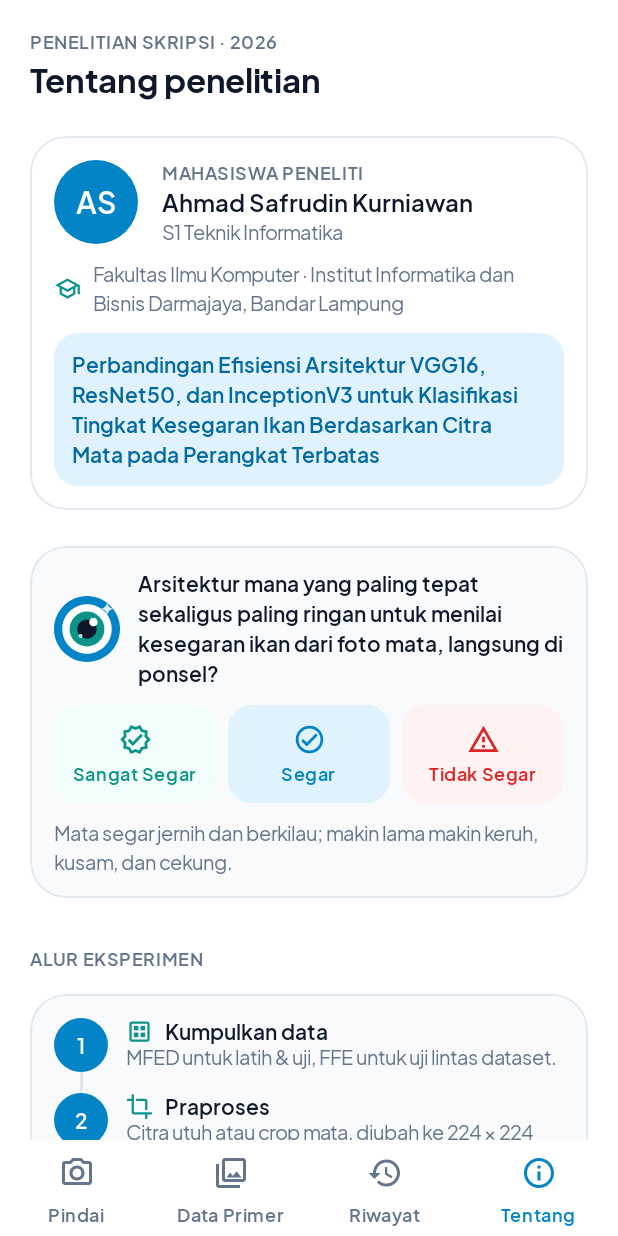
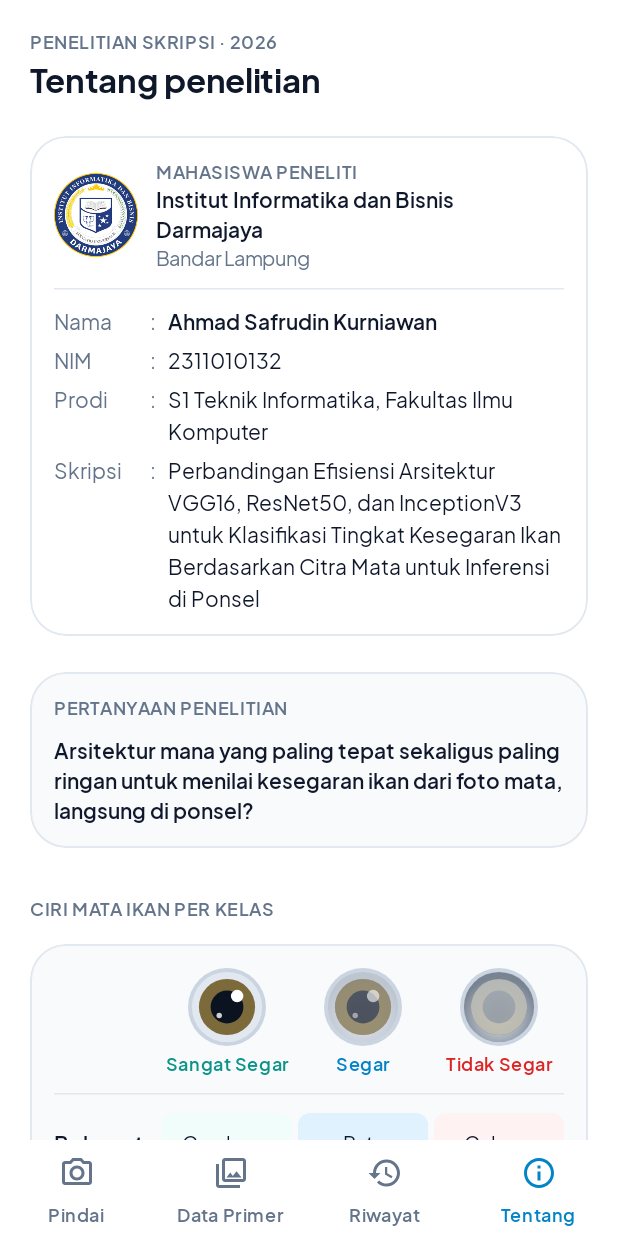
Before and after one commit to ahmdsyfk/klasifikasi-kesegaran-ikan, an Android app built with Jetpack Compose: the AboutScreen screen opened through its navigation route, on a phone screen of 412 x 824 dp. Run offline under Robolectric (Android 15) with nearby library versions, the phone set to English and light mode, and no system bars; our stand-ins replace Compose Multiplatform resources, Material 3 Expressive styles (plain Material 3 is drawn); libraries missing offline, so code that uses them is left out: androidx.camera.compose, androidx.camera.core, androidx.camera.lifecycle, io.github.jan.supabase; 1 statement that could not run was skipped.

Commit message:
Tentang: tabel identitas mahasiswa dengan logo Darmajaya, tabel ciri mata per kelas, tanpa istilah perangkat terbatas

```diff
--- a/mobile/shared/src/commonMain/kotlin/id/fishfresh/ui/screens/AboutScreen.kt
+++ b/mobile/shared/src/commonMain/kotlin/id/fishfresh/ui/screens/AboutScreen.kt
@@ -1,6 +1,14 @@
 package id.fishfresh.ui.screens
 
 import androidx.compose.foundation.Image
+import androidx.compose.foundation.Canvas
+import androidx.compose.foundation.layout.Spacer
+import androidx.compose.ui.geometry.Offset
+import androidx.compose.ui.graphics.Brush
+import id.fishfresh.resources.Res
+import id.fishfresh.resources.logo_darmajaya
+import id.fishfresh.ui.components.Hairline
+import org.jetbrains.compose.resources.painterResource
 import androidx.compose.foundation.background
 import androidx.compose.foundation.border
 import androidx.compose.foundation.layout.Arrangement
@@ -27,7 +35,6 @@ import androidx.compose.material.icons.outlined.Dataset
 import androidx.compose.material.icons.outlined.Lock
 import androidx.compose.material.icons.outlined.Memory
 import androidx.compose.material.icons.outlined.PhoneAndroid
-import androidx.compose.material.icons.outlined.School
 import androidx.compose.material.icons.outlined.Speed
 import androidx.compose.material.icons.outlined.Storefront
 import androidx.compose.material.icons.outlined.SyncAlt
@@ -45,13 +52,11 @@ import androidx.compose.ui.text.style.TextAlign
 import androidx.compose.ui.unit.dp
 import id.fishfresh.domain.FreshnessClass
 import id.fishfresh.ui.components.Eyebrow
-import id.fishfresh.ui.components.FishLogo
 import id.fishfresh.ui.components.Panel
 import id.fishfresh.ui.components.PlainIcon
 import id.fishfresh.ui.components.ScreenColumn
 import id.fishfresh.ui.components.ScreenHeader
 import id.fishfresh.ui.components.Section
-import id.fishfresh.ui.components.icon
 import id.fishfresh.ui.theme.Palette
 import id.fishfresh.ui.theme.Space
 import id.fishfresh.ui.theme.color
@@ -67,6 +72,7 @@ fun AboutScreen() = ScreenColumn {
     ScreenHeader("Tentang penelitian", eyebrow = "Penelitian skripsi · 2026")
     StudentCard()
     QuestionCard()
+    Section(title = "Ciri mata ikan per kelas") { EyeTraits() }
     Section(title = "Alur eksperimen") { Pipeline() }
     Section(title = "Data") { DataBlock() }
     Section(title = "Tiga arsitektur CNN") { Architectures() }
@@ -80,58 +86,112 @@ fun AboutScreen() = ScreenColumn {
 
 @Composable
 private fun StudentCard() = Panel(color = Color.White) {
-    Row(verticalAlignment = Alignment.CenterVertically, horizontalArrangement = Arrangement.spacedBy(Space.l)) {
-        Box(Modifier.size(56.dp).clip(CircleShape).background(Palette.Primary), contentAlignment = Alignment.Center) {
-            Text("AS", style = MaterialTheme.typography.titleLarge, color = Color.White)
-        }
+    Row(verticalAlignment = Alignment.CenterVertically, horizontalArrangement = Arrangement.spacedBy(Space.m)) {
+        Image(painterResource(Res.drawable.logo_darmajaya), "Logo IIB Darmajaya", Modifier.size(56.dp))
         Column(Modifier.weight(1f), verticalArrangement = Arrangement.spacedBy(2.dp)) {
             Eyebrow("Mahasiswa peneliti")
-            Text("Ahmad Safrudin Kurniawan", style = MaterialTheme.typography.titleMedium)
-            Text("S1 Teknik Informatika", style = MaterialTheme.typography.bodySmall, color = Palette.TextMuted)
+            Text("Institut Informatika dan Bisnis Darmajaya", style = MaterialTheme.typography.titleSmall)
+            Text("Bandar Lampung", style = MaterialTheme.typography.bodySmall, color = Palette.TextMuted)
         }
     }
-    Row(verticalAlignment = Alignment.CenterVertically, horizontalArrangement = Arrangement.spacedBy(Space.s)) {
-        PlainIcon(Icons.Outlined.School, Palette.Accent, 18.dp)
-        Text(
-            "Fakultas Ilmu Komputer · Institut Informatika dan Bisnis Darmajaya, Bandar Lampung",
-            style = MaterialTheme.typography.bodySmall, color = Palette.TextMuted,
+    Hairline()
+    Column(verticalArrangement = Arrangement.spacedBy(Space.s)) {
+        IdRow("Nama", "Ahmad Safrudin Kurniawan", strong = true)
+        IdRow("NIM", "2311010132")
+        IdRow("Prodi", "S1 Teknik Informatika, Fakultas Ilmu Komputer")
+        IdRow(
+            "Skripsi",
+            "Perbandingan Efisiensi Arsitektur VGG16, ResNet50, dan InceptionV3 untuk Klasifikasi Tingkat " +
+                "Kesegaran Ikan Berdasarkan Citra Mata untuk Inferensi di Ponsel",
         )
     }
-    Box(Modifier.fillMaxWidth().clip(MaterialTheme.shapes.medium).background(Palette.SoftAccent).padding(Space.m)) {
+}
+
+@Composable
+private fun IdRow(key: String, value: String, strong: Boolean = false) = Row {
+    Text(key, Modifier.width(64.dp), style = MaterialTheme.typography.bodyMedium, color = Palette.TextMuted)
+    Text(":", Modifier.width(12.dp), style = MaterialTheme.typography.bodyMedium, color = Palette.TextMuted)
     Text(
-            "Perbandingan Efisiensi Arsitektur VGG16, ResNet50, dan InceptionV3 untuk Klasifikasi Tingkat " +
-                "Kesegaran Ikan Berdasarkan Citra Mata pada Perangkat Terbatas",
-            style = MaterialTheme.typography.titleSmall, color = Palette.PrimaryPressed,
+        value, Modifier.weight(1f),
+        style = if (strong) MaterialTheme.typography.titleSmall else MaterialTheme.typography.bodyMedium,
     )
-    }
 }
 
 /* ---------- Pertanyaan ---------- */
 
 @Composable
 private fun QuestionCard() = Panel {
-    Row(verticalAlignment = Alignment.CenterVertically, horizontalArrangement = Arrangement.spacedBy(Space.m)) {
-        Image(FishLogo, null, Modifier.size(44.dp))
+    Eyebrow("Pertanyaan penelitian")
     Text(
         "Arsitektur mana yang paling tepat sekaligus paling ringan untuk menilai kesegaran ikan dari foto mata, langsung di ponsel?",
-            Modifier.weight(1f), style = MaterialTheme.typography.titleSmall,
+        style = MaterialTheme.typography.titleSmall,
     )
 }
-    Row(horizontalArrangement = Arrangement.spacedBy(Space.s)) {
+
+/* ---------- Ciri mata per kelas ---------- */
+
+private val features = listOf(
+    "Bola mata" to listOf("Cembung", "Rata", "Cekung"),
+    "Kornea" to listOf("Jernih", "Agak keruh", "Keruh, putih susu"),
+    "Pupil" to listOf("Hitam pekat", "Agak keabuan", "Kelabu"),
+    "Kilau" to listOf("Cemerlang", "Agak redup", "Kusam"),
+)
+
+/** Tabel pembanding: kolom = kelas (dengan ilustrasi mata), baris = bagian mata yang diamati. */
+@Composable
+private fun EyeTraits() {
+    Row(horizontalArrangement = Arrangement.spacedBy(Space.xs)) {
+        Spacer(Modifier.width(68.dp))
         FreshnessClass.entries.forEach { c ->
-            Column(
-                Modifier.weight(1f).clip(MaterialTheme.shapes.medium).background(c.softColor()).padding(vertical = Space.m),
-                horizontalAlignment = Alignment.CenterHorizontally, verticalArrangement = Arrangement.spacedBy(Space.xs),
-            ) {
-                PlainIcon(c.icon(), c.color(), 22.dp)
-                Text(c.labelId, style = MaterialTheme.typography.labelMedium, color = c.color())
+            Column(Modifier.weight(1f), horizontalAlignment = Alignment.CenterHorizontally, verticalArrangement = Arrangement.spacedBy(Space.xs)) {
+                EyeIllustration(c, Modifier.size(52.dp))
+                Text(c.labelId, style = MaterialTheme.typography.labelMedium, color = c.color(), textAlign = TextAlign.Center)
+            }
+        }
+    }
+    features.forEach { (part, vals) ->
+        Hairline()
+        Row(verticalAlignment = Alignment.CenterVertically, horizontalArrangement = Arrangement.spacedBy(Space.xs)) {
+            Text(part, Modifier.width(68.dp), style = MaterialTheme.typography.titleSmall)
+            vals.forEachIndexed { i, v ->
+                val c = FreshnessClass.entries[i]
+                Box(
+                    Modifier.weight(1f).heightIn(min = 40.dp).clip(RoundedCornerShape(8.dp)).background(c.softColor()).padding(Space.xs),
+                    contentAlignment = Alignment.Center,
+                ) { Text(v, style = MaterialTheme.typography.bodySmall, textAlign = TextAlign.Center) }
             }
         }
     }
     Text(
-        "Mata segar jernih dan berkilau; makin lama makin keruh, kusam, dan cekung.",
+        "Gambaran umum dari uji organoleptik mata ikan (SNI 2729:2013) dan Muchtar dkk. (2024). Model belajar " +
+            "membedakan perubahan ini langsung dari foto.",
         style = MaterialTheme.typography.bodySmall, color = Palette.TextMuted,
     )
+}
+
+/** Ilustrasi mata: makin tidak segar, kornea makin berkabut, kilau hilang, dan bola mata tampak cekung. */
+@Composable
+private fun EyeIllustration(c: FreshnessClass, modifier: Modifier = Modifier) = Canvas(modifier) {
+    val r = size.minDimension / 2f
+    val o = center
+    val (haze, glint, sunken) = when (c) {
+        FreshnessClass.HIGHLY_FRESH -> Triple(0f, 1f, 0f)
+        FreshnessClass.FRESH -> Triple(0.28f, 0.6f, 0.35f)
+        FreshnessClass.NOT_FRESH -> Triple(0.62f, 0f, 1f)
+    }
+    drawCircle(Color(0xFFCBD5E1), r, o)                                   // tepi rongga mata
+    drawCircle(Color(0xFFE2E8F0), r * 0.9f, o)                            // sklera
+    drawCircle(Color(0xFF7C6A3A), r * 0.72f, o)                           // iris
+    drawCircle(Color(0xFF0B1220), r * 0.42f, o)                           // pupil
+    if (sunken > 0f) drawCircle(                                         // bayangan cekung di tepi atas
+        Brush.radialGradient(listOf(Color.Transparent, Color(0x99334155)), center = o.copy(y = o.y + r * 0.25f), radius = r),
+        r * 0.9f, o, alpha = sunken,
+    )
+    if (haze > 0f) drawCircle(Color(0xFFF1F5F9), r * 0.72f, o, alpha = haze) // kornea keruh
+    if (glint > 0f) {
+        drawCircle(Color.White, r * 0.16f, Offset(o.x + r * 0.26f, o.y - r * 0.28f), alpha = glint)
+        drawCircle(Color.White, r * 0.07f, Offset(o.x - r * 0.2f, o.y + r * 0.22f), alpha = glint * 0.8f)
+    }
 }
 
 /* ---------- Alur ---------- */
@@ -139,10 +199,10 @@ private fun QuestionCard() = Panel {
 private data class Step(val icon: ImageVector, val title: String, val desc: String)
 
 private val steps = listOf(
-    Step(Icons.Outlined.Dataset, "Kumpulkan data", "MFED untuk latih & uji, FFE untuk uji lintas dataset."),
+    Step(Icons.Outlined.Dataset, "Kumpulkan data", "MFED untuk latih dan uji, FFE untuk uji lintas dataset."),
     Step(Icons.Outlined.Crop, "Praproses", "Citra utuh atau crop mata, diubah ke 224 × 224 piksel."),
     Step(Icons.Outlined.Memory, "Latih 3 CNN", "VGG16, ResNet50, InceptionV3 dengan transfer learning."),
-    Step(Icons.Outlined.Analytics, "Uji & bandingkan", "Kinerja di MFED, ketahanan di FFE, dan efisiensi."),
+    Step(Icons.Outlined.Analytics, "Uji dan bandingkan", "Kinerja di MFED, ketahanan di FFE, dan efisiensi."),
     Step(Icons.Outlined.PhoneAndroid, "Jalankan di ponsel", "Model terbaik dipakai aplikasi ini, tanpa internet."),
     Step(Icons.Outlined.Storefront, "Validasi lapangan", "Diuji pada foto ikan dari pasar (data primer)."),
 )
@@ -298,8 +358,8 @@ private fun Measures() {
     val items = listOf(
         Triple(Icons.Outlined.Analytics, "Kinerja", "Accuracy, precision, recall, F1 macro, confusion matrix"),
         Triple(Icons.Outlined.SyncAlt, "Generalisasi", "ΔF1 = F1 MFED − F1 FFE; makin kecil makin stabil"),
-        Triple(Icons.Outlined.Speed, "Efisiensi", "Parameter, ukuran berkas, waktu latih & inferensi (CPU 4 thread), memori"),
-        Triple(Icons.Outlined.Visibility, "Interpretasi", "Grad-CAM: apakah model melihat kornea & pupil"),
+        Triple(Icons.Outlined.Speed, "Efisiensi", "Parameter, ukuran berkas, waktu latih, waktu inferensi (CPU 4 thread), memori"),
+        Triple(Icons.Outlined.Visibility, "Interpretasi", "Grad-CAM: apakah model melihat kornea dan pupil"),
     )
     Column(verticalArrangement = Arrangement.spacedBy(Space.s)) {
         items.chunked(2).forEach { pair ->
--- a/mobile/shared/src/commonMain/kotlin/id/fishfresh/ui/screens/CollectScreen.kt
+++ b/mobile/shared/src/commonMain/kotlin/id/fishfresh/ui/screens/CollectScreen.kt
@@ -141,7 +141,7 @@ fun CollectScreen(vm: CollectViewModel, onAdjust: () -> Unit, onAgain: (sameFish
                 verticalArrangement = Arrangement.spacedBy(Space.m),
             ) {
                 ContainedLoadingIndicator(Modifier.size(80.dp))
-                Text("Menyimpan & menjalankan model…", style = MaterialTheme.typography.bodyMedium)
+                Text("Menyimpan dan menjalankan model…", style = MaterialTheme.typography.bodyMedium)
             }
 
             CollectStep.SAVED -> {
--- a/mobile/shared/src/commonMain/kotlin/id/fishfresh/ui/screens/SettingsScreen.kt
+++ b/mobile/shared/src/commonMain/kotlin/id/fishfresh/ui/screens/SettingsScreen.kt
@@ -74,7 +74,7 @@ fun SettingsScreen(vm: SettingsViewModel, models: ModelViewModel) {
         }
 
         Section(title = "Inferensi di ponsel") {
-            Field("Jumlah thread CPU", "Proposal mengukur dengan 4 thread. Kurangi untuk meniru ponsel yang lebih lemah.") {
+            Field("Jumlah thread CPU", "Proposal mengukur dengan 4 thread. Pilihan lain untuk membandingkan kecepatan inferensi.") {
                 Segmented(listOf(1 to "1", 2 to "2", 4 to "4"), s.threads, vm::setThreads)
             }
         }
```
Also changed, not shown: mobile/shared/src/commonMain/composeResources/drawable/logo_darmajaya.png (added). Lines whose indentation alone changed are shown as unchanged.
